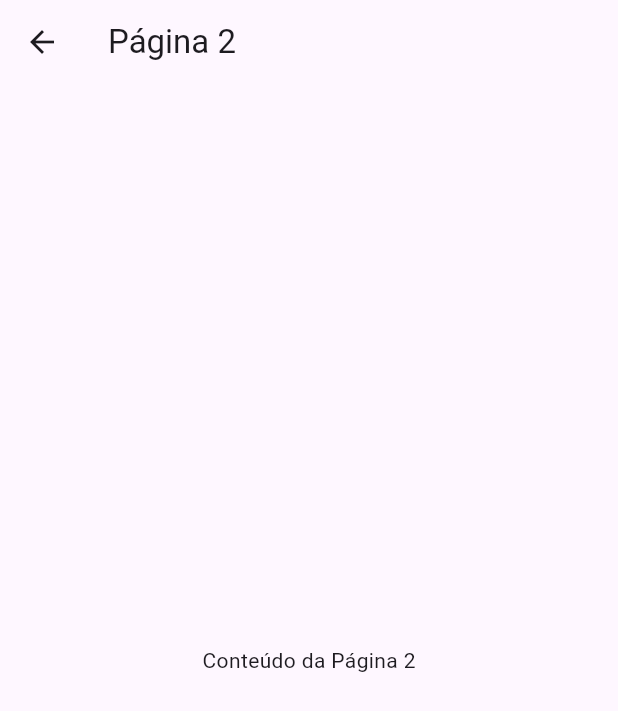
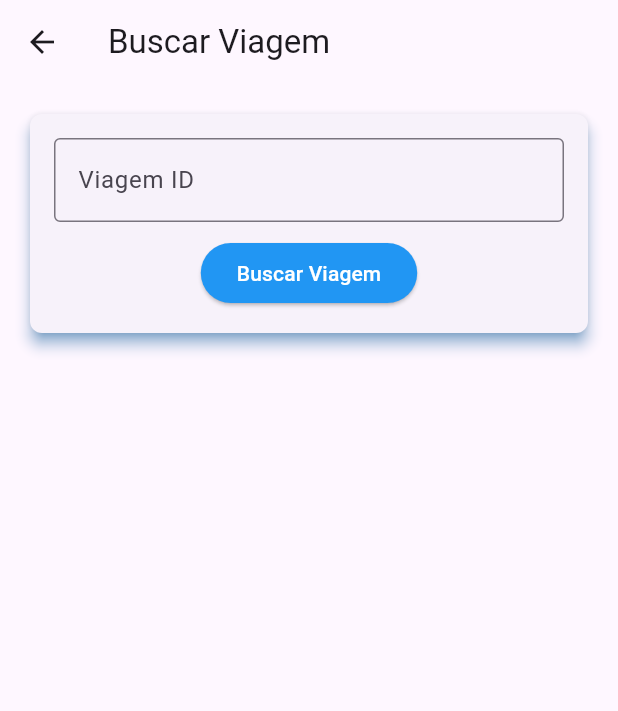
Before and after one commit to pedrjose/flymigo-app, a Flutter app: the screen it shows after launch, in the side drawer, after a tap on "Buscar Viagem", on a phone screen of 412 x 824 dp. Shown: the top 711 px of the screen. Run offline on Flutter 3.47's test engine with Material 3 defaults, Android fonts, the phone set to English and light mode, and no system bars.

Commit message:
feat: implements search trip page

```diff
--- a/lib/pages/search_page.dart
+++ b/lib/pages/search_page.dart
@@ -1,11 +1,114 @@
 import 'package:flutter/material.dart';
+import '../services/search_service.dart';
+import "../helpers/search_helper.dart";
 
-class SearchPage extends StatelessWidget {
+class SearchPage extends StatefulWidget {
+  @override
+  _SearchPageState createState() => _SearchPageState();
+}
+
+class _SearchPageState extends State<SearchPage> {
+  final TextEditingController _idController = TextEditingController();
+  Map<String, dynamic>? travel;
+  String? errorMessage;
+  double? totalTax;
+
+  Future<void> _searchTravel() async {
+    setState(() {
+      travel = null;
+      errorMessage = null;
+      totalTax = null;
+    });
+
+    try {
+      final response = await fetchFirstItem(_idController.text);
+      setState(() {
+        travel = response;
+
+
+        int numAdults = response!['QuantidadeAdultos'] ?? 1;
+        int numChildren = response['QuantidadeCriancas'] ?? 0;
+        int numBabies = response['QuantidadeBebes'] ?? 0;
+
+        totalTax = calculateTax(response['Valor'], numAdults, numChildren, numBabies);
+      });
+    } catch (e) {
+      setState(() {
+        errorMessage = "Error fetching travel details: ${e.toString()}";
+      });
+    }
+  }
+
   @override
   Widget build(BuildContext context) {
     return Scaffold(
-      appBar: AppBar(title: Text('Página 2')),
-      body: Center(child: Text('Conteúdo da Página 2')),
+      appBar: AppBar(title: Text('Buscar Viagem')),
+      body: Padding(
+        padding: EdgeInsets.all(16.0),
+        child: Column(
+          crossAxisAlignment: CrossAxisAlignment.center,
+          children: [
+            Card(
+              elevation: 4.0,
+              shape: RoundedRectangleBorder(
+                borderRadius: BorderRadius.circular(8.0),
+              ),
+              shadowColor: Colors.blue,
+              child: Padding(
+                padding: EdgeInsets.all(16.0),
+                child: Column(
+                  children: [
+                    TextField(
+                      controller: _idController,
+                      decoration: InputDecoration(
+                        labelText: 'Viagem ID',
+                        border: OutlineInputBorder(
+                          borderSide: BorderSide(color: Colors.grey),
+                        ),
+                        focusedBorder: OutlineInputBorder(
+                          borderSide: BorderSide(color: Colors.blue),
+                        ),
+                      ),
+                    ),
+                    SizedBox(height: 10.0),
+                    Center(
+                      child: ElevatedButton(
+                        style: ElevatedButton.styleFrom(
+                          backgroundColor: Colors.blue,
+                          foregroundColor: Colors.white,
+                        ),
+                        onPressed: _searchTravel,
+                        child: Text('Buscar Viagem'),
+                      ),
+                    ),
+                  ],
+                ),
+              ),
+            ),
+            SizedBox(height: 20.0),
+            if (errorMessage != null) ...[
+              Text(
+                errorMessage!,
+                style: TextStyle(color: Colors.red, fontWeight: FontWeight.bold),
+              ),
+            ],
+            if (travel != null) ...[
+              Text("Companhia: ${travel!['Companhia']}", style: TextStyle(fontSize: 16, fontWeight: FontWeight.bold)),
+              Text("Tipo: ${travel!['Sentido']}", style: TextStyle(fontSize: 16)),
+              Text("Origem: ${travel!['Origem']}", style: TextStyle(fontSize: 16)),
+              Text("Destino: ${travel!['Destino']}", style: TextStyle(fontSize: 16)),
+              Text("Embarcação: ${travel!['Embarque']}", style: TextStyle(fontSize: 16)),
+              Text("Desembarcação: ${travel!['Desembarque']}", style: TextStyle(fontSize: 16)),
+              SizedBox(height: 10.0),
+              // Display the calculated total tax
+              Text(
+                "Taxa Total: \$ ${totalTax?.toStringAsFixed(2) ?? '0.00'}",
+                style: TextStyle(fontSize: 16, fontWeight: FontWeight.bold),
+              ),
+            ]
+          ],
+        ),
+      ),
     );
   }
 }
```
Also changed, not shown: lib/helpers/search_helper.dart (added, +20 -0 lines), lib/services/search_service.dart (added, +53 -0 lines).
